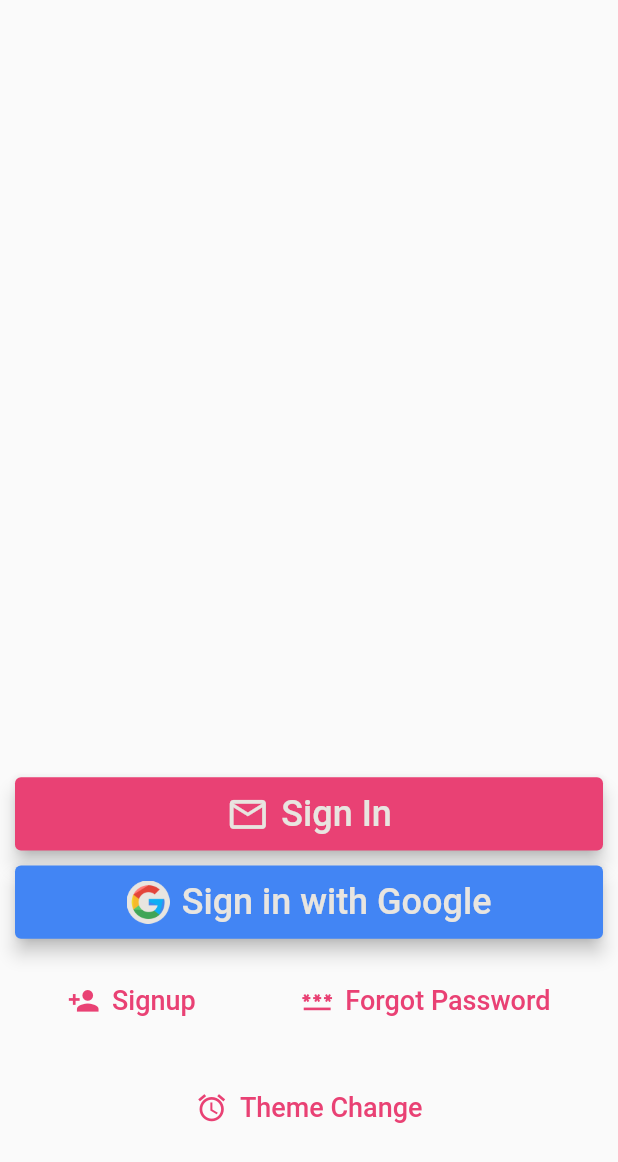
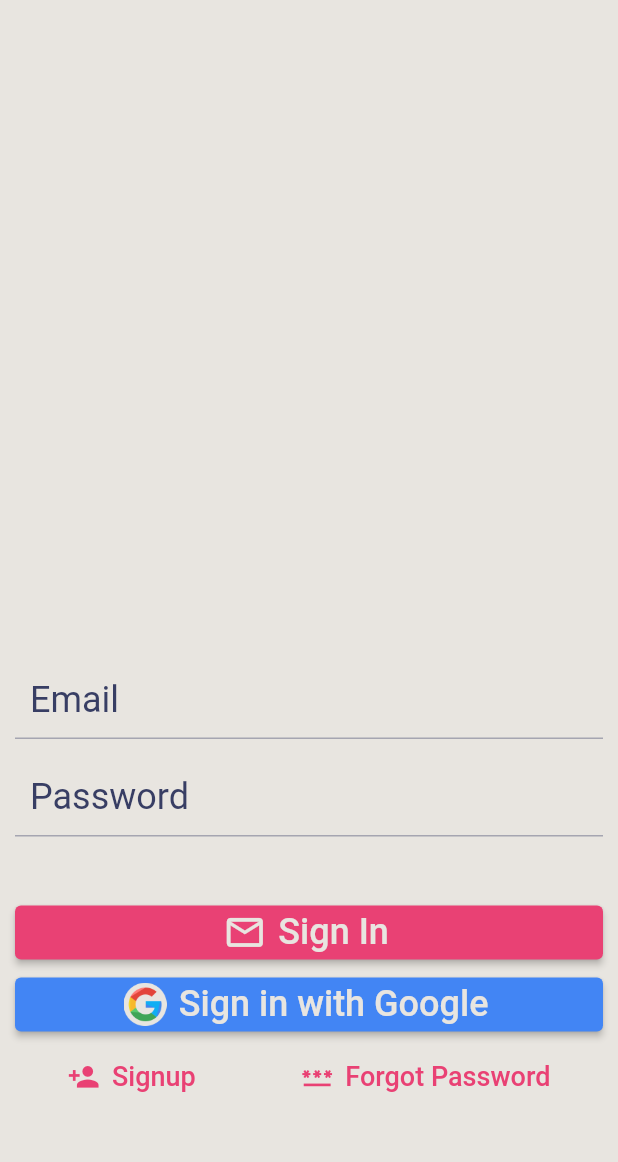
Before and after one commit to HonsonCooky/Flat-On-Fire, a Flutter app: the screen it shows after launch, on a phone screen of 412 x 824 dp. Shown: the top 1162 px of the screen. Run offline on Flutter 3.47's test engine with Material 2 defaults, Android fonts, the phone set to English and light mode, and no system bars; our stand-ins replace firebase_auth, firebase_core, get_it, get_it_mixin, google_sign_in; accounts and stored records are empty.

Commit message:
Updating Flutter

```diff
--- a/lib/common_models/locator.dart
+++ /dev/null
@@ -1,9 +0,0 @@
-import 'package:flat_on_fire/common_models/auth_model.dart';
-import 'package:get_it/get_it.dart';
-
-import 'view_model.dart';
-
-void setupLocator() {
-  GetIt.I.registerSingleton<AuthModel>(AuthModel());
-  GetIt.I.registerSingleton<ViewModel>(ViewModel());
-}
--- a/lib/common_models/view_model.dart
+++ b/lib/common_models/view_model.dart
@@ -23,7 +23,9 @@ class ViewModel extends ChangeNotifier {
   }
 
   switchTheme() {
+    print(_themeMode);
     _themeMode = (_themeMode == ThemeMode.light) ? ThemeMode.dark : ThemeMode.light;
+    print(_themeMode);
     notifyListeners();
   }
 }
--- a/lib/constants/fof_button_impls.dart
+++ /dev/null
@@ -1,19 +0,0 @@
-import 'package:flutter/material.dart';
-
-import 'fof_button_style.dart';
-import 'fof_custom_colors.dart';
-
-FofButtonStyle primaryButtonStyle(BuildContext context) {
-  FofCustomColors fcc = Theme.of(context).extension<FofCustomColors>()!;
-  return FofButtonStyle(ColorAlter.lighten(fcc.primary), fcc.primary, fcc.background, 0, 10);
-}
-
-FofButtonStyle googleBlueButtonStyle(BuildContext context) {
-  FofCustomColors fcc = Theme.of(context).extension<FofCustomColors>()!;
-  return FofButtonStyle(ColorAlter.lighten(fcc.googleBlue), fcc.googleBlue, fcc.background, 0, 10);
-}
-
-FofButtonStyle textButtonStyle(BuildContext context) {
-  FofCustomColors fcc = Theme.of(context).extension<FofCustomColors>()!;
-  return FofButtonStyle(ColorAlter.alpha(ColorAlter.lighten(fcc.primary), .1), null, fcc.primary, 0, 20);
-}
--- a/lib/constants/fof_button_style.dart
+++ /dev/null
@@ -1,46 +0,0 @@
-import 'package:flutter/material.dart';
-
-/// A button style which takes values and handles the necessary 'MaterialStateProperty' resolutions.
-class FofButtonStyle extends ButtonStyle {
-  final Color _overlay;
-  final Color? _background;
-  final Color? _foreground;
-  final double _paddingHorizontal;
-  final double _paddingVertical;
-
-  const FofButtonStyle(
-      this._overlay, this._background, this._foreground, this._paddingHorizontal, this._paddingVertical);
-
-  FofButtonStyle factory({
-    Color? overlay,
-    Color? background,
-    Color? foreground,
-    double? paddingHorizontal,
-    double? paddingVertical,
-  }) {
-    return FofButtonStyle(overlay ?? _overlay, background ?? _background, foreground ?? _foreground,
-        paddingHorizontal ?? _paddingHorizontal, paddingVertical ?? _paddingVertical);
-  }
-
-  @override
-  get elevation => MaterialStateProperty.resolveWith<double?>((Set<MaterialState> states) {
-        if (_background == null) return 0;
-        if (states.contains(MaterialState.pressed)) {
-          return 1;
-        }
-        return 5;
-      });
-
-  @override
-  get overlayColor => MaterialStateProperty.resolveWith<Color?>((states) => _overlay);
-
-  @override
-  get backgroundColor => MaterialStateProperty.resolveWith<Color?>((Set<MaterialState> states) => _background);
-
-  @override
-  get foregroundColor => MaterialStateProperty.resolveWith<Color?>((Set<MaterialState> states) => _foreground);
-
-  @override
-  get padding => MaterialStateProperty.resolveWith<EdgeInsetsGeometry?>(
-      (states) => EdgeInsets.symmetric(horizontal: _paddingHorizontal, vertical: _paddingVertical));
-}
--- a/lib/constants/fof_custom_colors.dart
+++ /dev/null
@@ -1,93 +0,0 @@
-import 'package:flutter/material.dart';
-
-class ColorAlter {
-  static Color darken(Color color, [double amount = .1]) {
-    assert(amount >= 0 && amount <= 1);
-
-    final hsl = HSLColor.fromColor(color);
-    final hslDark = hsl.withLightness((hsl.lightness - amount).clamp(0.0, 1.0));
-
-    return hslDark.toColor();
-  }
-
-  static Color lighten(Color color, [double amount = .1]) {
-    assert(amount >= 0 && amount <= 1);
-
-    final hsl = HSLColor.fromColor(color);
-    final hslLight = hsl.withLightness((hsl.lightness + amount).clamp(0.0, 1.0));
-
-    return hslLight.toColor();
-  }
-
-  static Color alpha(Color color, [double decPercent = .5]) {
-    assert(decPercent >= 0 && decPercent <= 1);
-    return color.withAlpha((256 * decPercent.clamp(0.0, 1.0)).round());
-  }
-}
-
-/// Custom Colors provided globally through a ThemeExtension (allowing for custom key value pairs)
-class FofCustomColors extends ThemeExtension<FofCustomColors> {
-  final Color grey;
-  final Color background;
-  final Color primary;
-  final Color accent;
-  final Color counterPrimary;
-  final Color success;
-  final Color error;
-  final Color googleBlue;
-  final Color disabled;
-
-  FofCustomColors(
-      {required this.grey,
-      required this.background,
-      required this.primary,
-      required this.accent,
-      required this.counterPrimary,
-      required this.success,
-      required this.error,
-      required this.googleBlue,
-      required this.disabled});
-
-  FofCustomColors factory(FofCustomColors colors) => FofCustomColors(
-      grey: colors.grey,
-      background: colors.background,
-      primary: colors.primary,
-      accent: colors.accent,
-      counterPrimary: colors.counterPrimary,
-      success: colors.success,
-      error: colors.error,
-      googleBlue: colors.googleBlue,
-      disabled: colors.disabled);
-
-  @override
-  ThemeExtension<FofCustomColors> copyWith({
-    Color? grey,
-    Color? background,
-    Color? primary,
-    Color? accent,
-    Color? counterPrimary,
-    Color? success,
-    Color? error,
-    Color? googleBlue,
-    Color? disabled,
-  }) {
-    return FofCustomColors(
-        grey: grey ?? this.grey,
-        background: background ?? this.background,
-        primary: primary ?? this.primary,
-        accent: accent ?? this.accent,
-        counterPrimary: counterPrimary ?? this.counterPrimary,
-        success: success ?? this.success,
-        error: error ?? this.error,
-        googleBlue: googleBlue ?? this.googleBlue,
-        disabled: disabled ?? this.disabled);
-  }
-
-  @override
-  ThemeExtension<FofCustomColors> lerp(ThemeExtension<FofCustomColors>? other, double t) {
-    if (other is! FofCustomColors) {
-      return this;
-    }
-    return factory(other);
-  }
-}
--- a/lib/constants/theme.dart
+++ /dev/null
@@ -1,45 +0,0 @@
-import 'package:flutter/material.dart';
-
-import 'fof_custom_colors.dart';
-
-class Themes {
-  static ThemeData light() {
-    return ThemeData().copyWith(
-      extensions: <ThemeExtension<dynamic>>[
-        FofCustomColors(
-          grey: Colors.grey,
-          background: const Color(0xffe8e5e0),
-          primary: const Color(0xffe94174),
-          accent: const Color(0xffdead5c),
-          counterPrimary: const Color(0xff383e64),
-          googleBlue: const Color(0xff4285F4),
-          success: const Color(0xff57e941),
-          error: const Color(0xffe94f41),
-          disabled: const Color(0x55e94f41),
-        )
-      ],
-    );
-  }
-
-  // bd93f9
-  // 8be9fd
-  // 50fa7b
-  // ff79c6
-  static ThemeData dark() {
-    return ThemeData.dark().copyWith(
-      extensions: <ThemeExtension<dynamic>>[
-        FofCustomColors(
-          grey: Colors.grey,
-          background: const Color(0xffe8e5e0),
-          primary: const Color(0xffbd93f9),
-          accent: const Color(0xff8be9fd),
-          counterPrimary: const Color(0xff50fa7b),
-          googleBlue: const Color(0xff4285F4),
-          success: const Color(0xff57e941),
-          error: const Color(0xffe94f41),
-          disabled: const Color(0x55e94f41),
-        )
-      ],
-    );
-  }
-}
--- a/lib/features/authentication/presentation/login_page.dart
+++ b/lib/features/authentication/presentation/login_page.dart
@@ -1,36 +1,85 @@
 import 'package:flat_on_fire/common_models/view_model.dart';
-import 'package:flat_on_fire/constants/fof_button_impls.dart';
+import 'package:flat_on_fire/theme_helpers/color_handler.dart';
 import 'package:flutter/material.dart';
 import 'package:get_it/get_it.dart';
+import 'package:get_it_mixin/get_it_mixin.dart';
 
-class LoginPage extends StatefulWidget {
-  const LoginPage({Key? key}) : super(key: key);
+class LoginPage extends StatefulWidget with GetItStatefulWidgetMixin {
+  LoginPage({Key? key}) : super(key: key);
 
   @override
   State<StatefulWidget> createState() => _LoginPageState();
 }
 
-class _LoginPageState extends State<LoginPage> {
+class _LoginPageState extends State<LoginPage> with GetItStateMixin {
   @override
   Widget build(BuildContext context) {
     const double fontSize = 24;
     const double smallFontSize = 18;
     const double iconMultiplier = 1.2;
-    ThemeMode tm = GetIt.I<ViewModel>().themeMode;
 
     return Scaffold(
-      body: Center(
-        child: Container(
+      body: ListView(
+        reverse: true,
+
+        /// REVERSED ORDER TO BOTTOM ALIGN CONTENTS
         padding: const EdgeInsets.symmetric(horizontal: 10),
-          child: Column(
-            mainAxisAlignment: MainAxisAlignment.end,
-            crossAxisAlignment: CrossAxisAlignment.stretch,
         children: [
+          SizedBox(
+            height: MediaQuery.of(context).size.height / 10,
+          ),
+
+          Wrap(
+            alignment: WrapAlignment.spaceAround,
+            children: [
+              /// Signup button
+              TextButton.icon(
+                  onPressed: () {},
+                  icon: const Icon(
+                    Icons.person_add,
+                    size: smallFontSize * iconMultiplier,
+                  ),
+                  label: const Text(
+                    "Signup",
+                    style: TextStyle(fontSize: smallFontSize),
+                  )),
+
+              /// Forgot password button
+              TextButton.icon(
+                  onPressed: () {},
+                  icon: const Icon(
+                    Icons.password_outlined,
+                    size: smallFontSize * iconMultiplier,
+                  ),
+                  label: const Text(
+                    "Forgot Password",
+                    style: TextStyle(fontSize: smallFontSize),
+                  )),
+            ],
+          ),
+
+          /// Google Sign In Button
+          ElevatedButton.icon(
+            style: ButtonStyle(
+              backgroundColor:
+                  MaterialStateProperty.resolveWith<Color?>((Set<MaterialState> states) => AppColors.googleBlue),
+            ),
+            onPressed: () {},
+            icon: Image.asset(
+              GetIt.I<ViewModel>().themeMode == ThemeMode.light
+                  ? 'assets/google_logo_light.png'
+                  : 'assets/google_logo_dark.png',
+              height: fontSize * iconMultiplier,
+              fit: BoxFit.fitHeight,
+            ),
+            label: const Text(
+              "Sign in with Google",
+              style: TextStyle(fontSize: fontSize),
+            ),
+          ),
+
           /// Sign In Button
-              Container(
-                margin: const EdgeInsets.symmetric(vertical: 5),
-                child: ElevatedButton.icon(
-                  style: primaryButtonStyle(context),
+          ElevatedButton.icon(
             onPressed: () {},
             icon: const Icon(
               Icons.mail_outline,
@@ -41,83 +90,23 @@ class _LoginPageState extends State<LoginPage> {
               style: TextStyle(fontSize: fontSize),
             ),
           ),
+
+          const SizedBox(height: 40),
+
+          /// Password Text Box
+          const TextField(
+            decoration: InputDecoration(labelText: "Password", contentPadding: EdgeInsets.symmetric(horizontal: 10)),
+            style: TextStyle(fontSize: fontSize),
           ),
 
-              /// Google Sign In Button
-              Container(
-                margin: const EdgeInsets.symmetric(vertical: 5),
-                child: ElevatedButton.icon(
-                  style: googleBlueButtonStyle(context),
-                  onPressed: () {},
-                  icon: Image.asset(
-                    tm == ThemeMode.light ? 'assets/google_logo_light.png' : 'assets/google_logo_dark.png',
-                    height: fontSize * iconMultiplier,
-                    fit: BoxFit.fitHeight,
-                  ),
-                  label: const Text(
-                    "Sign in with Google",
+          const SizedBox(height: 15),
+
+          /// Email Text Box
+          const TextField(
+            decoration: InputDecoration(labelText: "Email", contentPadding: EdgeInsets.symmetric(horizontal: 10)),
             style: TextStyle(fontSize: fontSize),
           ),
-                ),
-              ),
-              Wrap(
-                alignment: WrapAlignment.spaceAround,
-                children: [
-                  /// Signup button
-                  Container(
-                    margin: const EdgeInsets.symmetric(vertical: 5),
-                    child: TextButton.icon(
-                        style: textButtonStyle(context),
-                        onPressed: () {},
-                        icon: const Icon(
-                          Icons.person_add,
-                          size: smallFontSize * iconMultiplier,
-                        ),
-                        label: const Text(
-                          "Signup",
-                          style: TextStyle(fontSize: smallFontSize),
-                        )),
-                  ),
-
-                  /// Forgot password button
-                  Container(
-                    margin: const EdgeInsets.symmetric(vertical: 5),
-                    child: TextButton.icon(
-                        style: textButtonStyle(context),
-                        onPressed: () {},
-                        icon: const Icon(
-                          Icons.password_outlined,
-                          size: smallFontSize * iconMultiplier,
-                        ),
-                        label: const Text(
-                          "Forgot Password",
-                          style: TextStyle(fontSize: smallFontSize),
-                        )),
-                  ),
         ],
-              ),
-
-              Container(
-                margin: const EdgeInsets.symmetric(vertical: 5),
-                child: TextButton.icon(
-                    style: textButtonStyle(context),
-                    onPressed: () {
-                      print("HEre");
-                      GetIt.I<ViewModel>().switchTheme();
-                    },
-                    icon: const Icon(
-                      Icons.access_alarm_outlined,
-                      size: smallFontSize * iconMultiplier,
-                    ),
-                    label: const Text(
-                      "Theme Change",
-                      style: TextStyle(fontSize: smallFontSize),
-                    )),
-              ),
-              const SizedBox(height: 50),
-            ],
-          ),
-        ),
       ),
     );
   }
--- a/lib/main.dart
+++ b/lib/main.dart
@@ -1,14 +1,17 @@
 import 'package:firebase_core/firebase_core.dart';
-import 'package:flat_on_fire/common_models/locator.dart';
+import 'package:flat_on_fire/common_models/auth_model.dart';
+import 'package:flat_on_fire/common_models/view_model.dart';
 import 'package:flat_on_fire/firebase_options.dart';
 import 'package:flat_on_fire/routing/app.dart';
 import 'package:flutter/material.dart';
+import 'package:get_it/get_it.dart';
 
 void main() async {
   WidgetsFlutterBinding.ensureInitialized();
   await Firebase.initializeApp(options: DefaultFirebaseOptions.currentPlatform);
-  setupLocator();
-  runApp(const App());
+  GetIt.I.registerSingleton<AuthModel>(AuthModel());
+  GetIt.I.registerSingleton<ViewModel>(ViewModel());
+  runApp(App());
 }
 
 extension StringExtension on String {
--- a/lib/routing/app.dart
+++ b/lib/routing/app.dart
@@ -1,20 +1,23 @@
-import 'package:flat_on_fire/constants/theme.dart';
+import 'package:flat_on_fire/theme_helpers/theme.dart';
 import 'package:flat_on_fire/routing/routers.dart';
 import 'package:flutter/material.dart';
 import 'package:get_it/get_it.dart';
+import 'package:get_it_mixin/get_it_mixin.dart';
 
 import '../common_models/view_model.dart';
 
-class App extends StatelessWidget {
-  const App({Key? key}) : super(key: key);
+class App extends StatelessWidget with GetItMixin {
+  App({Key? key}) : super(key: key);
 
   // This widget is the root of your application.
   @override
   Widget build(BuildContext context) {
+    watchOnly((ViewModel vm) => vm.themeMode);
+
     return MaterialApp(
       debugShowCheckedModeBanner: false,
-      theme: Themes.light(),
-      darkTheme: Themes.dark(),
+      theme: AppTheme.light,
+      darkTheme: AppTheme.dark,
       themeMode: GetIt.I<ViewModel>().themeMode,
       initialRoute: GetIt.I<ViewModel>().initialRoute,
       onGenerateRoute: Routers.generateRoute,
--- a/lib/routing/routers.dart
+++ b/lib/routing/routers.dart
@@ -19,7 +19,7 @@ class Routers {
     }
     // Login
     else if (settings.name == Routes.landing.toShortString()) {
-      return MaterialPageRoute(builder: (_) => const UnFocusWrapper(child: LoginPage()));
+      return MaterialPageRoute(builder: (_) => UnFocusWrapper(child: LoginPage()));
     }
     return null;
   }
--- /dev/null
+++ b/lib/theme_helpers/color_handler.dart
@@ -0,0 +1,57 @@
+import 'package:flutter/material.dart';
+
+/// Handel Color Alterations
+class ColorAlter {
+  static Color darken(Color color, [double amount = .1]) {
+    assert(amount >= 0 && amount <= 1);
+
+    final hsl = HSLColor.fromColor(color);
+    final hslDark = hsl.withLightness((hsl.lightness - amount).clamp(0.0, 1.0));
+
+    return hslDark.toColor();
+  }
+
+  static Color lighten(Color color, [double amount = .1]) {
+    assert(amount >= 0 && amount <= 1);
+
+    final hsl = HSLColor.fromColor(color);
+    final hslLight = hsl.withLightness((hsl.lightness + amount).clamp(0.0, 1.0));
+
+    return hslLight.toColor();
+  }
+
+  static Color alpha(Color color, [double decPercent = .5]) {
+    assert(decPercent >= 0 && decPercent <= 1);
+    return color.withAlpha((256 * decPercent.clamp(0.0, 1.0)).round());
+  }
+}
+
+/// All potential app colors in one place
+class AppColors {
+  // LIGHT
+  static Color lightBackground = const Color(0xffe8e5e0);
+  static Color lightPrimary = const Color(0xffe94174);
+  static Color lightSecondary = const Color(0xffdead5c);
+  static Color lightTertiary = const Color(0xff383e64);
+  static Color lightCard = const Color(0xffc2bfbc);
+  static Color lightSuccess = const Color(0xff57e941);
+  static Color lightError = const Color(0xffe94f41);
+  static Color lightDisabled = const Color(0xffc2bfbc);
+  static Color lightTextLight = const Color(0xffe8e5e0);
+  static Color lightTextDark = const Color(0xff383e64);
+
+  // DARK
+  static Color darkBackground = const Color(0xff282a36);
+  static Color darkPrimary = const Color(0xffff79c6);
+  static Color darkSecondary = const Color(0xffffb86c);
+  static Color darkTertiary = const Color(0xfff8f8f2);
+  static Color darkCard = const Color(0xff8be9fd);
+  static Color darkSuccess = const Color(0xff50fa7b);
+  static Color darkError = const Color(0xffff5555);
+  static Color darkDisabled = const Color(0xff3f4256);
+  static Color darkTextLight = const Color(0xfff8f8f2);
+  static Color darkTextDark = const Color(0xff282a36);
+
+  // CONSTANT
+  static Color googleBlue = const Color(0xff4285F4);
+}
--- /dev/null
+++ b/lib/theme_helpers/theme.dart
@@ -0,0 +1,61 @@
+import 'package:flutter/material.dart';
+
+import 'color_handler.dart';
+
+class AppTheme {
+  static ThemeData light = ThemeData(
+    scaffoldBackgroundColor: AppColors.lightBackground,
+    colorScheme: ColorScheme(
+      brightness: Brightness.light,
+      primary: AppColors.lightPrimary,
+      onPrimary: AppColors.lightTextLight,
+      primaryContainer: AppColors.lightPrimary,
+      secondary: AppColors.lightSecondary,
+      onSecondary: AppColors.lightTextDark,
+      secondaryContainer: AppColors.lightSecondary,
+      tertiary: AppColors.lightTertiary,
+      onTertiary: AppColors.lightTextDark,
+      tertiaryContainer: AppColors.lightTertiary,
+      error: AppColors.lightError,
+      onError: AppColors.lightTextLight,
+      background: AppColors.lightBackground,
+      onBackground: AppColors.lightTextDark,
+      surface: AppColors.lightCard,
+      onSurface: AppColors.lightTextDark,
+    ),
+    hintColor: AppColors.lightTextDark,
+    inputDecorationTheme: InputDecorationTheme(
+      labelStyle: TextStyle(color: AppColors.lightTextDark),
+      focusColor: AppColors.lightTextDark,
+      isDense: true,
+      focusedBorder: UnderlineInputBorder(
+        borderSide: BorderSide(
+            color: AppColors.lightSecondary
+        ),
+      ),
+    ),
+  );
+
+  static ThemeData dark = ThemeData(
+    scaffoldBackgroundColor: AppColors.darkBackground,
+    colorScheme: ColorScheme(
+      brightness: Brightness.dark,
+      primary: AppColors.darkPrimary,
+      onPrimary: AppColors.darkTextLight,
+      primaryContainer: AppColors.darkPrimary,
+      secondary: AppColors.darkSecondary,
+      onSecondary: AppColors.darkTextDark,
+      secondaryContainer: AppColors.darkSecondary,
+      tertiary: AppColors.darkTertiary,
+      onTertiary: AppColors.darkTextDark,
+      tertiaryContainer: AppColors.darkTertiary,
+      error: AppColors.darkError,
+      onError: AppColors.darkTextDark,
+      background: AppColors.darkBackground,
+      onBackground: AppColors.darkTextLight,
+      surface: AppColors.darkCard,
+      onSurface: AppColors.darkTextDark,
+    ),
+    hintColor: AppColors.darkSecondary,
+  );
+}
```
Also changed, not shown: 1 other file. Lines whose indentation alone changed are shown as unchanged.
